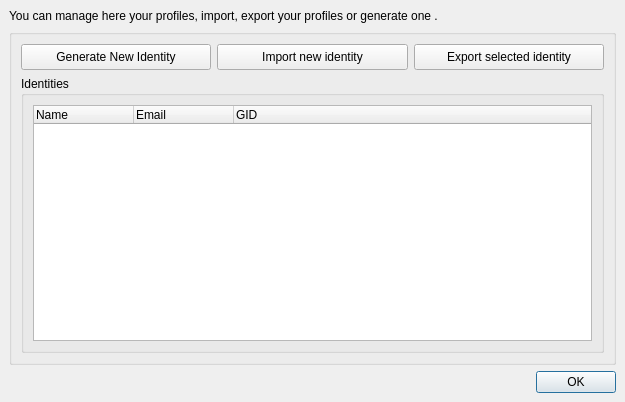
The window that retroshare-gui/src/gui/profile/ProfileManager.ui (RetroShare/RetroShare) describes before a commit, drawn with Qt 5.
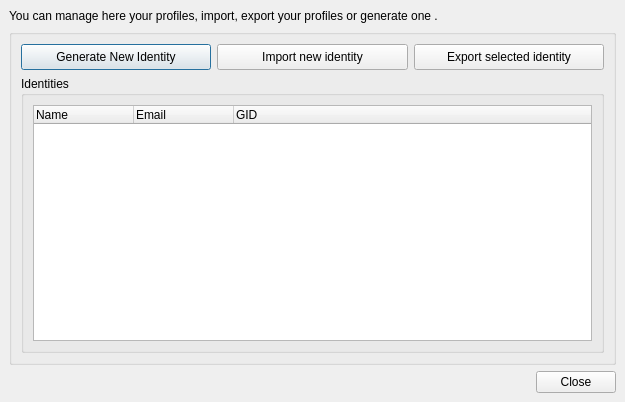
The same window after the commit. Icons and pictures are not drawn. Custom widgets are drawn as their Qt base class.

Commit message: Redesigned GenCertDialog for the usage in Profile Manager.

What changed in the file:
```diff
--- a/retroshare-gui/src/gui/profile/ProfileManager.ui
+++ b/retroshare-gui/src/gui/profile/ProfileManager.ui
@@ -153,7 +153,7 @@
       <item row="2" column="0">
        <widget class="QDialogButtonBox" name="buttonBox">
         <property name="standardButtons">
-         <set>QDialogButtonBox::Ok</set>
+         <set>QDialogButtonBox::Close</set>
         </property>
        </widget>
       </item>
```
The commit also changes 5 other files.
